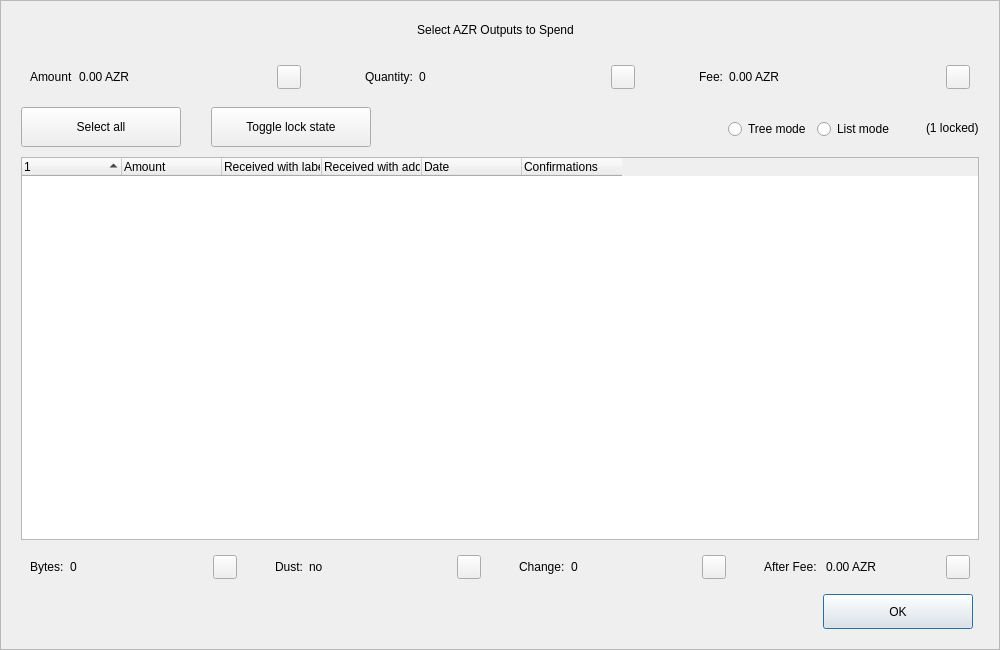
Qt form src/qt/forms/coincontroldialog.ui (vingg21/CryptCore-1) before a commit.
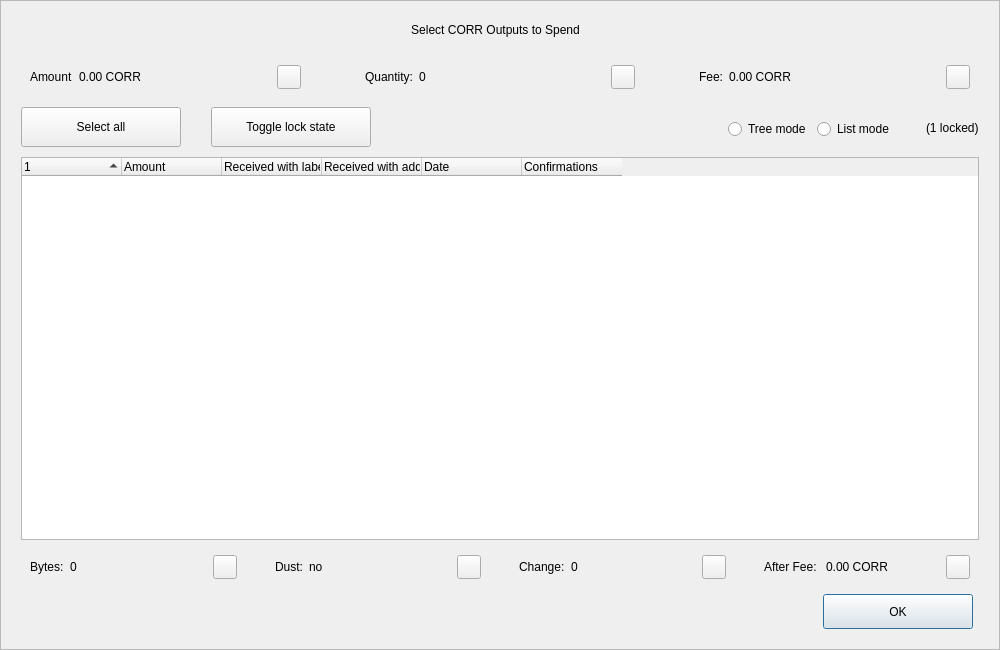
The same form after that commit. Custom widgets are drawn as their Qt base class.

What changed in the file:
```diff
--- a/src/qt/forms/coincontroldialog.ui
+++ b/src/qt/forms/coincontroldialog.ui
@@ -98,7 +98,7 @@
            </size>
           </property>
           <property name="text">
-           <string>Select AZR Outputs to Spend</string>
+           <string>Select CORR Outputs to Spend</string>
           </property>
           <property name="alignment">
            <set>Qt::AlignCenter</set>
@@ -144,7 +144,7 @@
            <item>
             <widget class="QLabel" name="labelCoinControlAmount">
              <property name="text">
-              <string>0.00 AZR</string>
+              <string>0.00 CORR</string>
              </property>
             </widget>
            </item>
@@ -268,7 +268,7 @@
            <item>
             <widget class="QLabel" name="labelCoinControlFee">
              <property name="text">
-              <string>0.00 AZR</string>
+              <string>0.00 CORR</string>
              </property>
             </widget>
            </item>
@@ -729,7 +729,7 @@
            <item>
             <widget class="QLabel" name="labelCoinControlAfterFee">
              <property name="text">
-              <string>0.00 AZR</string>
+              <string>0.00 CORR</string>
              </property>
             </widget>
            </item>
```
